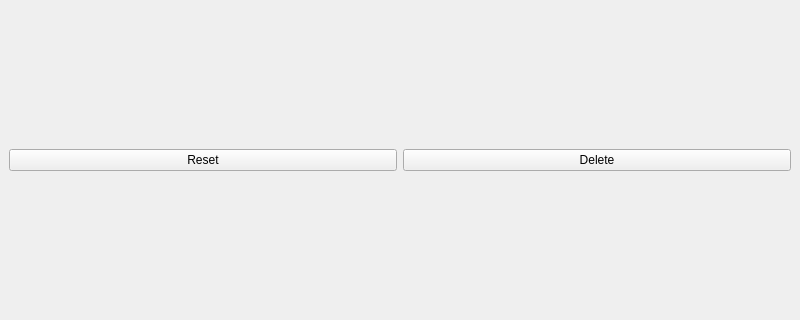
Old version of the form src/mainwindow.ui in the repository cognitivesystems/bpp-standalone; both pictures show x 0 to 800 and y 140 to 460 of the 800 by 600 pixel window.
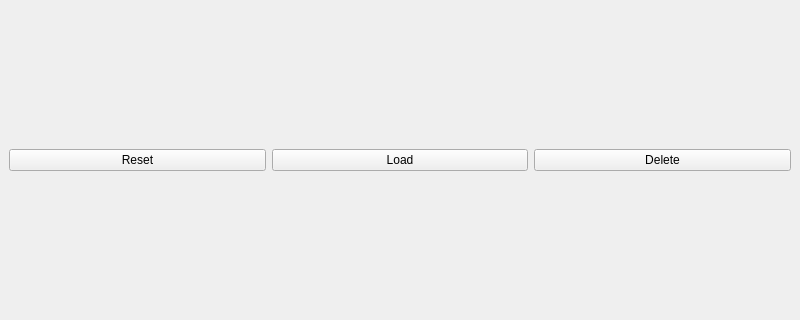
New version of the form.

```diff
--- a/src/mainwindow.ui
+++ b/src/mainwindow.ui
@@ -24,13 +24,20 @@
         </property>
        </widget>
       </item>
-      <item row="0" column="1">
+      <item row="0" column="2">
        <widget class="QPushButton" name="deleteButton">
         <property name="text">
          <string>Delete</string>
         </property>
        </widget>
       </item>
+      <item row="0" column="1">
+       <widget class="QPushButton" name="loadButton">
+        <property name="text">
+         <string>Load</string>
+        </property>
+       </widget>
+      </item>
      </layout>
     </item>
    </layout>
```
